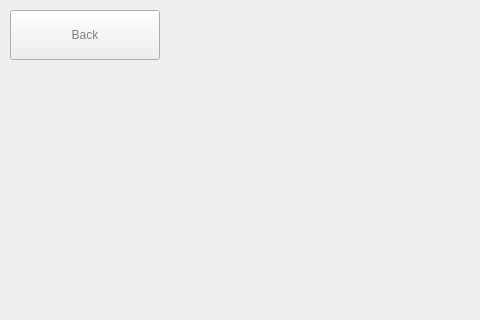
Above: songwindow.ui from Ryokuri3096/RG-Qt_Rhythm_Game- before the change; both pictures show x 0 to 480 and y 0 to 320 of the 1280 by 720 pixel window. Below: the same form after it.
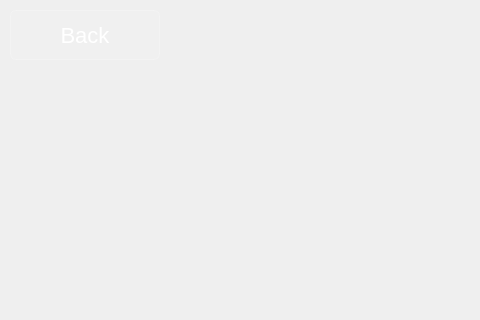
That is the form after the change.

Commit message: 微调了PlayWindow的界面 修复若干问题

Patch:
```diff
--- a/songwindow.ui
+++ b/songwindow.ui
@@ -26,10 +26,18 @@
     </rect>
    </property>
    <property name="styleSheet">
-    <string notr="true">/*QPushButton:hover {
-    border: 1px solid #5078a0;
-    border-radius: 2px;
-}*/</string>
+    <string notr="true">QPushButton {
+      color: white;
+      font-size: 22px;
+      font-family: 'Exo';
+      background: rgba(255,255,255,20);
+      border: 1px solid rgba(255,255,255,50);
+      border-radius: 6px;
+    }
+    QPushButton:hover {
+      background: rgba(255,255,255,60);
+      border: 1px solid rgba(255,255,255,150);
+    }</string>
    </property>
    <property name="text">
     <string>Back</string>
```
Left out of the diff: 3 changed lines with no effect on the pictures. The commit also changes 6 other files.
